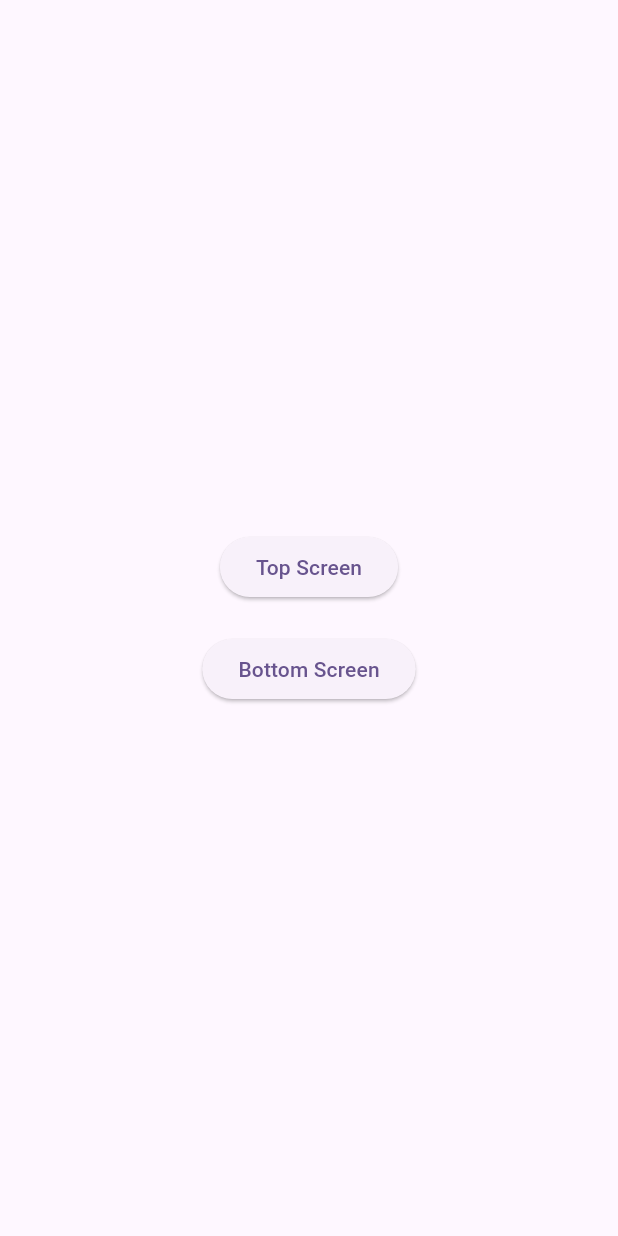
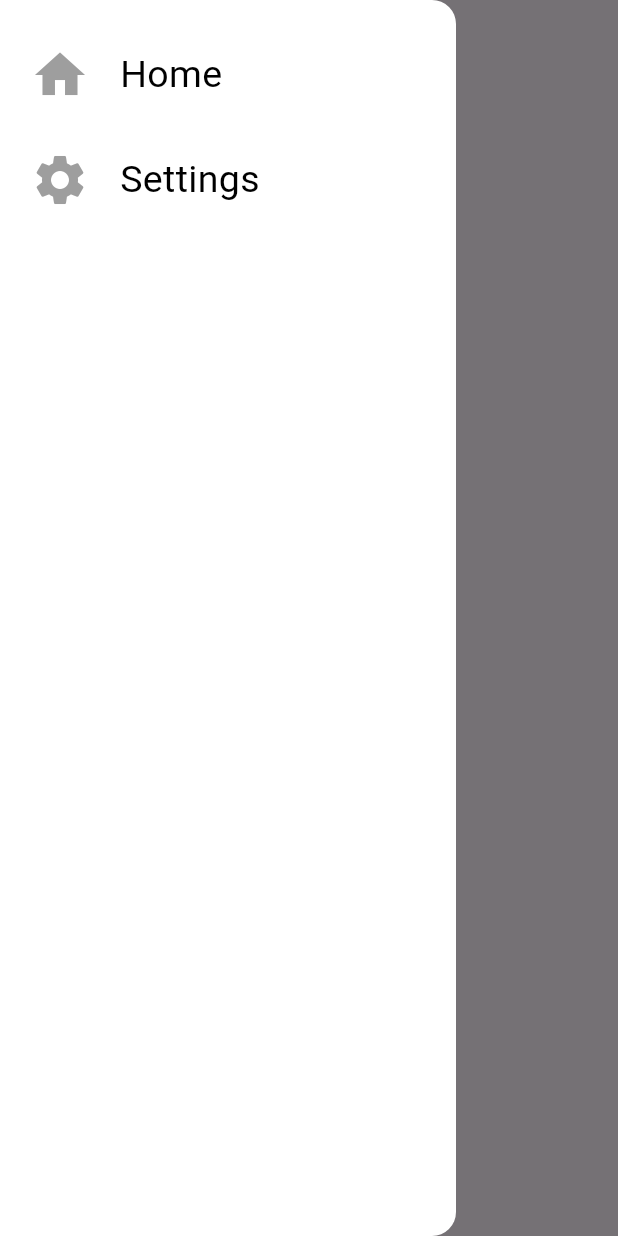
Before and after one commit to 1613-kg/firsttask, a Flutter app: the screen it shows after launch, with the side drawer open (before the commit the screen has no drawer), on a phone screen of 412 x 824 dp. Run offline on Flutter 3.47's test engine with Material 2 defaults, Android fonts, the phone set to English and light mode, and no system bars.

Commit message:
left_side_menubar

```diff
--- /dev/null
+++ b/lib/screens/drawer_screen.dart
@@ -0,0 +1,35 @@
+import 'package:flutter/material.dart';
+
+import '../widgets/drawer_widget.dart';
+
+class DrawerScreen extends StatelessWidget {
+  const DrawerScreen({super.key});
+
+  @override
+  Widget build(BuildContext context) {
+    return Drawer(
+      backgroundColor: Colors.white,
+      child: SafeArea(
+        child: Container(
+          margin: EdgeInsets.symmetric(horizontal: 20, vertical: 30),
+          child: Column(
+            crossAxisAlignment: CrossAxisAlignment.start,
+            children: [
+              drawerWidget(
+                myIcon: Icons.home,
+                labelText: "Home",
+              ),
+              SizedBox(
+                height: 30,
+              ),
+              drawerWidget(
+                myIcon: Icons.settings,
+                labelText: "Settings",
+              ),
+            ],
+          ),
+        ),
+      ),
+    );
+  }
+}
--- a/lib/screens/navigate.dart
+++ b/lib/screens/navigate.dart
@@ -2,18 +2,31 @@ import 'package:firsttask/screens/bottom.dart';
 import 'package:firsttask/screens/top.dart';
 import 'package:flutter/material.dart';
 
+import 'drawer_screen.dart';
+
 class Navigate extends StatelessWidget {
-  const Navigate({super.key});
-
+  Navigate({super.key});
+  GlobalKey<ScaffoldState> _drawerKey = GlobalKey();
   @override
   Widget build(BuildContext context) {
     return Scaffold(
-      body: Center(
-        child: Column(mainAxisAlignment: MainAxisAlignment.center, children: [
+      key: _drawerKey,
+      drawer: DrawerScreen(),
+      drawerEnableOpenDragGesture: true,
+      body: SafeArea(
+        child: Stack(
+          children: [
+            Center(
+              child: Column(
+                  mainAxisAlignment: MainAxisAlignment.center,
+                  crossAxisAlignment: CrossAxisAlignment.center,
+                  children: [
                     ElevatedButton(
                         onPressed: () {
-                Navigator.push(context,
-                    MaterialPageRoute(builder: (context) => topScreen()));
+                          Navigator.push(
+                              context,
+                              MaterialPageRoute(
+                                  builder: (context) => topScreen()));
                         },
                         child: Text("Top Screen")),
                     SizedBox(
@@ -21,12 +34,25 @@ class Navigate extends StatelessWidget {
                     ),
                     ElevatedButton(
                         onPressed: () {
-                Navigator.push(context,
-                    MaterialPageRoute(builder: (context) => bottomScreen()));
+                          Navigator.push(
+                              context,
+                              MaterialPageRoute(
+                                  builder: (context) => bottomScreen()));
                         },
                         child: Text("Bottom Screen")),
                   ]),
             ),
+            Positioned(
+              child: IconButton(
+                icon: Icon(Icons.menu),
+                onPressed: () {
+                  _drawerKey.currentState!.openDrawer();
+                },
+              ),
+            )
+          ],
+        ),
+      ),
     );
   }
 }
--- /dev/null
+++ b/lib/widgets/drawer_widget.dart
@@ -0,0 +1,26 @@
+import 'package:flutter/material.dart';
+
+class drawerWidget extends StatelessWidget {
+  drawerWidget({super.key, required this.myIcon, required this.labelText});
+  IconData myIcon;
+  String labelText;
+  @override
+  Widget build(BuildContext context) {
+    return Row(
+      children: [
+        Icon(
+          myIcon,
+          color: Colors.grey,
+          size: 40,
+        ),
+        SizedBox(
+          width: 20,
+        ),
+        Text(
+          labelText,
+          style: TextStyle(color: Colors.black, fontSize: 25),
+        ),
+      ],
+    );
+  }
+}
```
Lines whose indentation alone changed are shown as unchanged.
